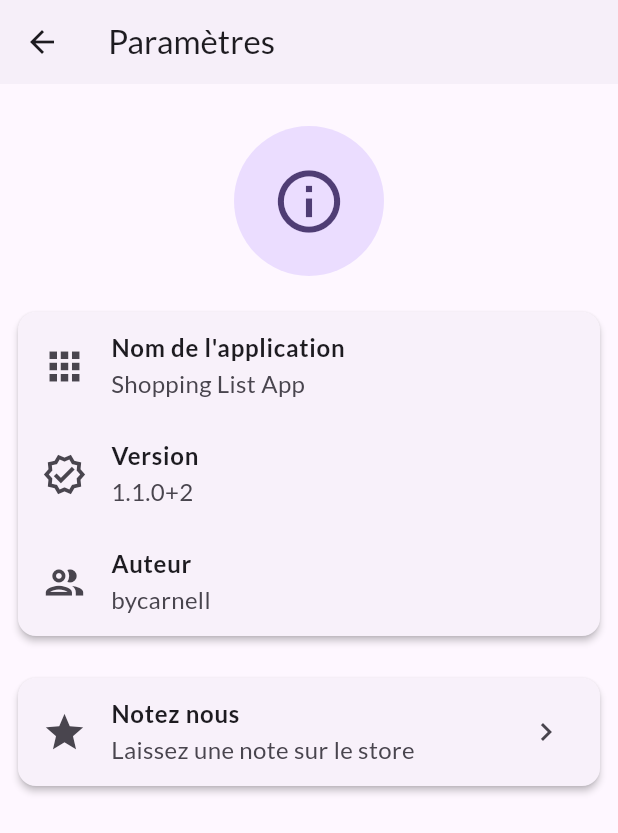
After one commit to carnell0/shopping_list_app, a Flutter app: the SettingsTab screen opened directly, on a phone screen of 412 x 824 dp. The commit adds this screen. Shown: the top 833 px of the screen. Run offline on Flutter 3.47's test engine with Material 3 defaults, Android fonts, the phone set to English and light mode, and no system bars; our stand-ins replace camera, flutter_riverpod, hive, hive_flutter, image_picker, local_auth; missing offline and left inert: google_mlkit_face_detection, tflite_flutter; accounts and stored records are empty; network calls fail.

Commit message:
Amélioration de l'UI

```diff
--- a/lib/screens/auth_screen_wrapper.dart
+++ b/lib/screens/auth_screen_wrapper.dart
@@ -1,8 +1,8 @@
 import 'package:flutter/material.dart';
-import 'shopping_list_page.dart';
 import '../services/auth_service.dart';
 import 'register_face_screen.dart';
 import 'face_unlock_screen.dart';
+import 'home_screen.dart';
 
 class AuthScreenWrapper extends StatefulWidget {
   const AuthScreenWrapper({super.key});
@@ -35,7 +35,7 @@ class _AuthScreenWrapperState extends State<AuthScreenWrapper> {
   @override
   Widget build(BuildContext context) {
     if (_isAuthenticated) {
-      return const ShoppingListPage();
+      return const HomeScreen();
     }
 
     return Scaffold(
--- a/lib/screens/face_unlock_screen.dart
+++ b/lib/screens/face_unlock_screen.dart
@@ -3,8 +3,8 @@ import 'dart:io';
 import 'dart:math';
 import 'package:camera/camera.dart';
 import 'package:flutter/material.dart';
-import 'package:shopping_list_app/screens/shopping_list_page.dart';
 import 'package:shopping_list_app/services/face_recognition_service.dart';
+import 'home_screen.dart';
 
 class FaceUnlockScreen extends StatefulWidget {
   const FaceUnlockScreen({super.key});
@@ -106,7 +106,7 @@ class _FaceUnlockScreenState extends State<FaceUnlockScreen> {
     _cameraController?.dispose();
     if (mounted) {
       Navigator.of(context).pushReplacement(
-        MaterialPageRoute(builder: (context) => const ShoppingListPage()),
+        MaterialPageRoute(builder: (context) => const HomeScreen()),
       );
     }
   }
--- /dev/null
+++ b/lib/screens/tabs/settings_tab.dart
@@ -0,0 +1,88 @@
+import 'package:flutter/material.dart';
+
+class SettingsTab extends StatelessWidget {
+  const SettingsTab({super.key});
+
+  final String appName = 'Shopping List App';
+  final String appVersion = '1.1.0+2';
+  final String author = "bycarnell";
+
+  @override
+  Widget build(BuildContext context) {
+    return Scaffold(
+      appBar: AppBar(
+        title: const Text('Paramètres'),
+        backgroundColor: Theme.of(context).colorScheme.surface,
+        elevation: 1,
+      ),
+      body: ListView(
+        padding: const EdgeInsets.all(8.0),
+        children: [
+          const SizedBox(height: 20),
+          CircleAvatar(
+            radius: 50,
+            backgroundColor: Theme.of(context).colorScheme.primaryContainer,
+            child: Icon(
+              Icons.info_outline,
+              size: 50,
+              color: Theme.of(context).colorScheme.onPrimaryContainer,
+            ),
+          ),
+          const SizedBox(height: 20),
+          Card(
+            elevation: 2,
+            shape: RoundedRectangleBorder(borderRadius: BorderRadius.circular(12)),
+            child: Column(
+              children: [
+                _buildInfoTile(
+                  icon: Icons.apps,
+                  title: 'Nom de l\'application',
+                  subtitle: appName,
+                ),
+                _buildInfoTile(
+                  icon: Icons.verified_outlined,
+                  title: 'Version',
+                  subtitle: appVersion,
+                ),
+                _buildInfoTile(
+                  icon: Icons.group_outlined,
+                  title: 'Auteur',
+                  subtitle: author,
+                ),
+              ],
+            ),
+          ),
+          const SizedBox(height: 20),
+          Card(
+            elevation: 2,
+            shape: RoundedRectangleBorder(borderRadius: BorderRadius.circular(12)),
+            child: Column(
+              children: [
+                _buildInfoTile(
+                  icon: Icons.star_outlined,
+                  title: 'Notez nous',
+                  subtitle: 'Laissez une note sur le store',
+                  trailing: const Icon(Icons.chevron_right),
+                ),
+              ],
+            ),
+          ),
+        ],
+      ),
+    );
+  }
+
+  Widget _buildInfoTile({
+    required IconData icon,
+    required String title,
+    required String subtitle,
+    Widget? trailing,
+  }) {
+    return ListTile(
+      leading: Icon(icon, size: 30),
+      title: Text(title, style: const TextStyle(fontWeight: FontWeight.bold)),
+      subtitle: Text(subtitle, style: const TextStyle(fontSize: 16)),
+      trailing: trailing,
+    );
+  }
+}
--- a/pubspec.yaml
+++ b/pubspec.yaml
@@ -16,7 +16,7 @@ publish_to: 'none' # Remove this line if you wish to publish to pub.dev
 # https://developer.apple.com/library/archive/documentation/General/Reference/InfoPlistKeyReference/Articles/CoreFoundationKeys.html
 # In Windows, build-name is used as the major, minor, and patch parts
 # of the product and file versions while build-number is used as the build suffix.
-version: 1.1.0+2
+version: 1.1.0+3
 
 environment:
   sdk: ^3.7.2
```
Also changed, not shown: lib/screens/home_screen.dart (added, +63 -0 lines), lib/screens/tabs/add_item_tab.dart (added, +96 -0 lines), lib/screens/tabs/home_tab.dart (renamed from lib/screens/shopping_list_page.dart, +28 -24 lines), lib/widgets/add_item_dialog.dart (deleted, +0 -36 lines).
